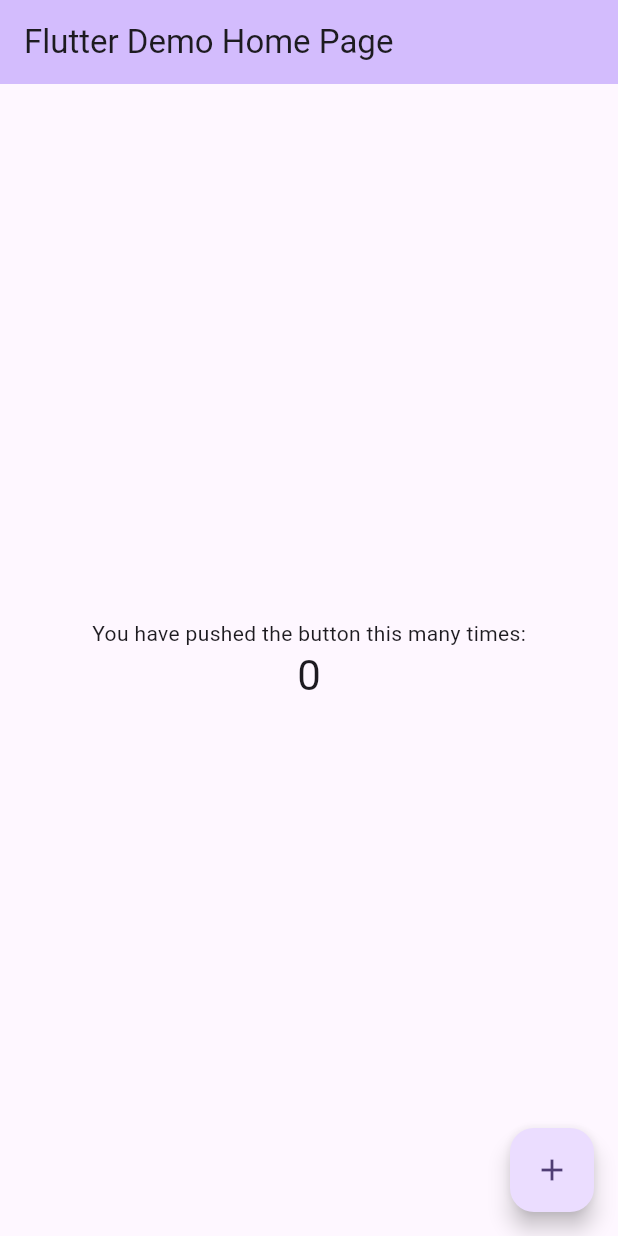
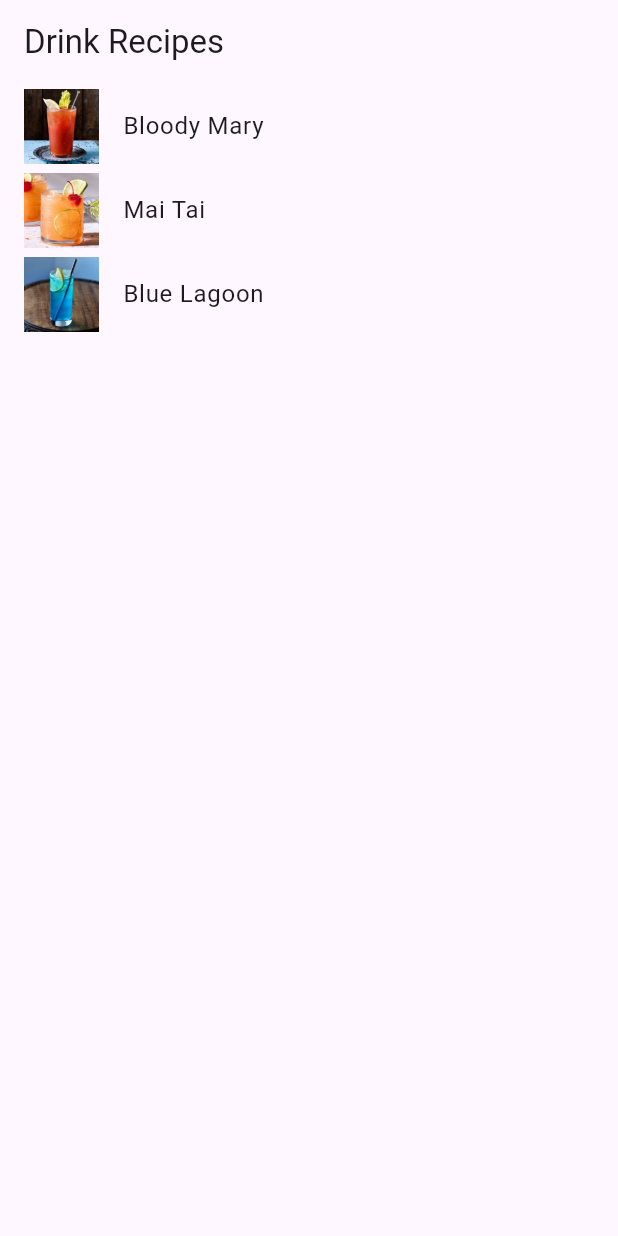
Before and after one commit to sidehenhub/drink_app_cw02, a Flutter app: the screen it shows after launch, on a phone screen of 412 x 824 dp. Run offline on Flutter 3.47's test engine with Material 3 defaults, Android fonts, the phone set to English and light mode, and no system bars.

Commit message:
drink_recipe app with images_FINAL

```diff
--- a/lib/main.dart
+++ b/lib/main.dart
@@ -1,125 +1,19 @@
 import 'package:flutter/material.dart';
+import 'package:drink_app/pages/homescreen.dart';
 
 void main() {
-  runApp(const MyApp());
+  runApp(MyApp());
 }
 
 class MyApp extends StatelessWidget {
-  const MyApp({super.key});
-
-  // This widget is the root of your application.
   @override
   Widget build(BuildContext context) {
     return MaterialApp(
-      title: 'Flutter Demo',
+      title: 'Drink Recipes',
       theme: ThemeData(
-        // This is the theme of your application.
-        //
-        // TRY THIS: Try running your application with "flutter run". You'll see
-        // the application has a purple toolbar. Then, without quitting the app,
-        // try changing the seedColor in the colorScheme below to Colors.green
-        // and then invoke "hot reload" (save your changes or press the "hot
-        // reload" button in a Flutter-supported IDE, or press "r" if you used
-        // the command line to start the app).
-        //
-        // Notice that the counter didn't reset back to zero; the application
-        // state is not lost during the reload. To reset the state, use hot
-        // restart instead.
-        //
-        // This works for code too, not just values: Most code changes can be
-        // tested with just a hot reload.
-        colorScheme: ColorScheme.fromSeed(seedColor: Colors.deepPurple),
-        useMaterial3: true,
+        primarySwatch: Colors.blue,
       ),
-      home: const MyHomePage(title: 'Flutter Demo Home Page'),
+      home: HomeScreen(),
     );
   }
 }
-
-class MyHomePage extends StatefulWidget {
-  const MyHomePage({super.key, required this.title});
-
-  // This widget is the home page of your application. It is stateful, meaning
-  // that it has a State object (defined below) that contains fields that affect
-  // how it looks.
-
-  // This class is the configuration for the state. It holds the values (in this
-  // case the title) provided by the parent (in this case the App widget) and
-  // used by the build method of the State. Fields in a Widget subclass are
-  // always marked "final".
-
-  final String title;
-
-  @override
-  State<MyHomePage> createState() => _MyHomePageState();
-}
-
-class _MyHomePageState extends State<MyHomePage> {
-  int _counter = 0;
-
-  void _incrementCounter() {
-    setState(() {
-      // This call to setState tells the Flutter framework that something has
-      // changed in this State, which causes it to rerun the build method below
-      // so that the display can reflect the updated values. If we changed
-      // _counter without calling setState(), then the build method would not be
-      // called again, and so nothing would appear to happen.
-      _counter++;
-    });
-  }
-
-  @override
-  Widget build(BuildContext context) {
-    // This method is rerun every time setState is called, for instance as done
-    // by the _incrementCounter method above.
-    //
-    // The Flutter framework has been optimized to make rerunning build methods
-    // fast, so that you can just rebuild anything that needs updating rather
-    // than having to individually change instances of widgets.
-    return Scaffold(
-      appBar: AppBar(
-        // TRY THIS: Try changing the color here to a specific color (to
-        // Colors.amber, perhaps?) and trigger a hot reload to see the AppBar
-        // change color while the other colors stay the same.
-        backgroundColor: Theme.of(context).colorScheme.inversePrimary,
-        // Here we take the value from the MyHomePage object that was created by
-        // the App.build method, and use it to set our appbar title.
-        title: Text(widget.title),
-      ),
-      body: Center(
-        // Center is a layout widget. It takes a single child and positions it
-        // in the middle of the parent.
-        child: Column(
-          // Column is also a layout widget. It takes a list of children and
-          // arranges them vertically. By default, it sizes itself to fit its
-          // children horizontally, and tries to be as tall as its parent.
-          //
-          // Column has various properties to control how it sizes itself and
-          // how it positions its children. Here we use mainAxisAlignment to
-          // center the children vertically; the main axis here is the vertical
-          // axis because Columns are vertical (the cross axis would be
-          // horizontal).
-          //
-          // TRY THIS: Invoke "debug painting" (choose the "Toggle Debug Paint"
-          // action in the IDE, or press "p" in the console), to see the
-          // wireframe for each widget.
-          mainAxisAlignment: MainAxisAlignment.center,
-          children: <Widget>[
-            const Text(
-              'You have pushed the button this many times:',
-            ),
-            Text(
-              '$_counter',
-              style: Theme.of(context).textTheme.headlineMedium,
-            ),
-          ],
-        ),
-      ),
-      floatingActionButton: FloatingActionButton(
-        onPressed: _incrementCounter,
-        tooltip: 'Increment',
-        child: const Icon(Icons.add),
-      ), // This trailing comma makes auto-formatting nicer for build methods.
-    );
-  }
-}
--- /dev/null
+++ b/lib/pages/homescreen.dart
@@ -0,0 +1,53 @@
+import 'package:flutter/material.dart';
+import 'detailsscreen.dart';
+
+class HomeScreen extends StatelessWidget {
+  final List<Map<String, String>> drinks = [
+    {
+      'name': 'Bloody Mary',
+      'ingredients': 'Vodka, Tomato Juice, Lemon Juice, Worcestershire Sauce, Hot Sauce, Celery Salt, Pepper, Celery Stick',
+      'instructions': 'Combine all ingredients in a shaker with ice. Shake gently and strain into a glass. Garnish with a celery stick.',
+      'image': 'assets/a1_bloodymary.jpg',
+    },
+    {
+      'name': 'Mai Tai',
+      'ingredients': 'Light Rum, Dark Rum, Lime Juice, Orange Liqueur, Orgeat Syrup, Mint Leaves',
+      'instructions': 'Shake light rum, lime juice, orange liqueur, and orgeat syrup with ice. Strain into a glass over ice, and float dark rum on top. Garnish with mint leaves.',
+      'image': 'assets/a2_maitai.jpg',
+    },
+    {
+      'name': 'Blue Lagoon',
+      'ingredients': 'Vodka, Blue Curacao, Lemonade, Lemon Slice',
+      'instructions': 'Mix vodka and blue curacao in a glass filled with ice. Top with lemonade and stir gently. Garnish with a lemon slice.',
+      'image': 'assets/a3_bluelagoon.jpg',
+    },
+  ];
+
+  @override
+  Widget build(BuildContext context) {
+    return Scaffold(
+      appBar: AppBar(
+        title: Text('Drink Recipes'),
+      ),
+      body: ListView.builder(
+        itemCount: drinks.length,
+        itemBuilder: (context, index) {
+          return ListTile(
+            title: Text(drinks[index]['name']!),
+            leading: Image.asset(drinks[index]['image']!, width: 50, height: 50, fit: BoxFit.cover),
+            onTap: () {
+              Navigator.push(
+                context,
+                MaterialPageRoute(
+                  builder: (context) => DetailsScreen(
+                    drink: drinks[index],
+                  ),
+                ),
+              );
+            },
+          );
+        },
+      ),
+    );
+  }
+}
--- a/pubspec.yaml
+++ b/pubspec.yaml
@@ -52,6 +52,10 @@ dev_dependencies:
 
 # The following section is specific to Flutter packages.
 flutter:
+  assets:
+    - assets/a1_bloodymary.jpg
+    - assets/a2_maitai.jpg
+    - assets/a3_bluelagoon.jpg
 
   # The following line ensures that the Material Icons font is
   # included with your application, so that you can use the icons in
```
Also changed, not shown: lib/pages/detailsscreen.dart (added, +51 -0 lines), assets/a1_bloodymary.jpg (added), assets/a2_maitai.jpg (added), assets/a3_bluelagoon.jpg (added).
